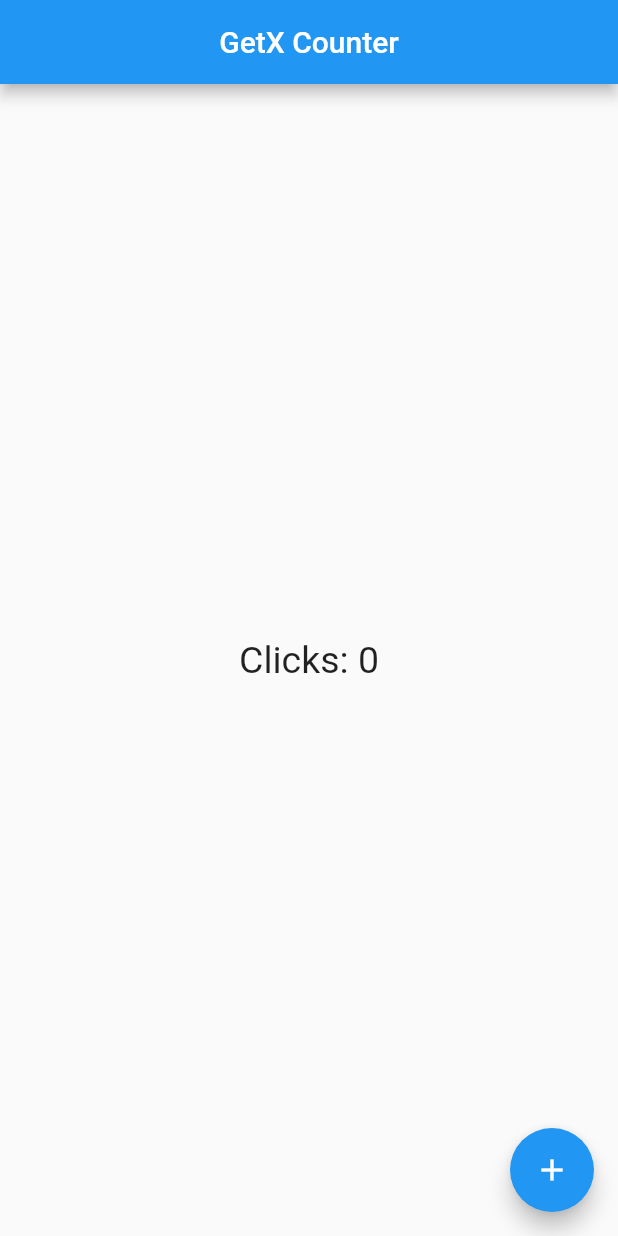
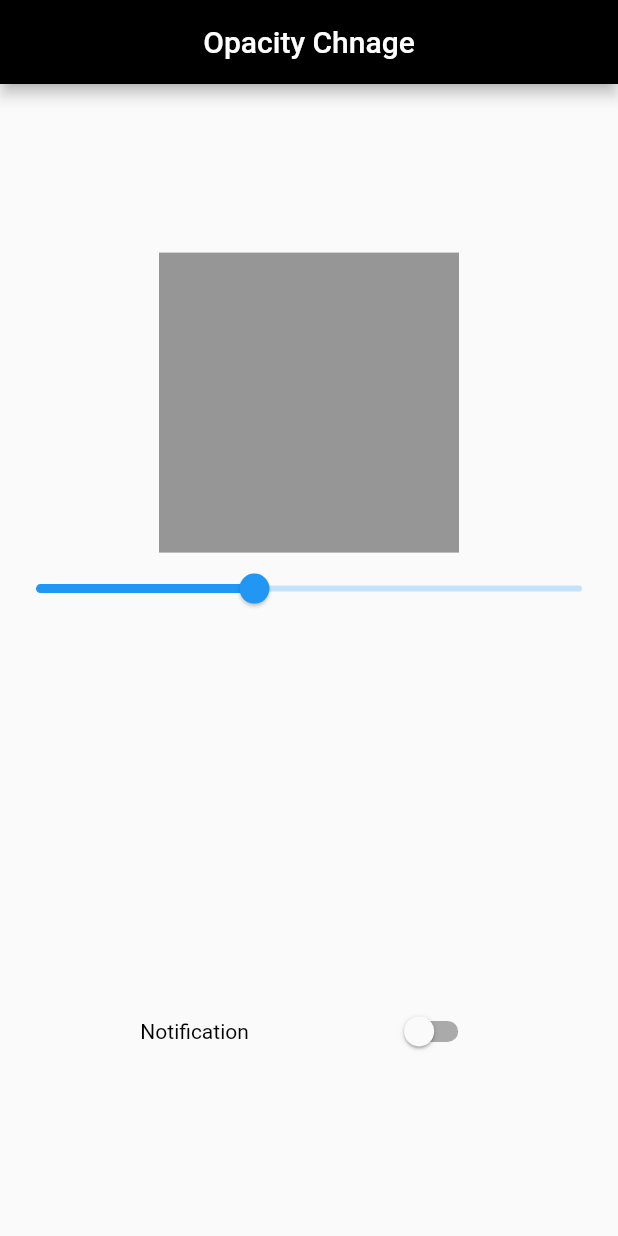
Before and after one commit to MirzaAbdurRehman/GetxStateManagement, a Flutter app: the screen it shows after launch, on a phone screen of 412 x 824 dp. Run offline on Flutter 3.47's test engine with Material 2 defaults, Android fonts, the phone set to English and light mode, and no system bars; our stand-ins replace get.

Commit message:
updated code

```diff
--- /dev/null
+++ b/lib/Get_Contollers/Coloropacity_contoller.dart
@@ -0,0 +1,10 @@
+import 'package:get/get.dart';
+
+class OpacityChange extends GetxController{
+
+  RxDouble  opacity = .4.obs;
+
+  setOpacity(double value){
+    opacity.value = value;
+  }
+}
--- /dev/null
+++ b/lib/Get_Contollers/notify_controller.dart
@@ -0,0 +1,10 @@
+import 'package:get/get.dart';
+
+class NotificationChange extends GetxController{
+
+  RxBool notify = false.obs;
+
+  setNotify(bool value){
+    notify.value = value;
+  }
+}
--- /dev/null
+++ b/lib/Screen/slider_screen.dart
@@ -0,0 +1,62 @@
+import 'package:flutter/material.dart';
+import 'package:get/get.dart';
+import 'package:get/get_core/src/get_main.dart';
+import 'package:getx_controller_practice/Get_Contollers/notify_controller.dart';
+import 'package:getx_controller_practice/Get_Contollers/Coloropacity_contoller.dart';
+
+class SlideScreen extends StatefulWidget {
+  const SlideScreen({super.key});
+
+  @override
+  State<SlideScreen> createState() => _SlideScreenState();
+}
+
+class _SlideScreenState extends State<SlideScreen> {
+
+  OpacityChange opacity_change_contoller = Get.put(OpacityChange()); // Dependency Injection
+
+  NotificationChange notify_controller = Get.put(NotificationChange());
+
+  @override
+  Widget build(BuildContext context) {
+
+    return Scaffold(
+      appBar: AppBar(
+        title: Text('Opacity Chnage',style: TextStyle(color: Colors.white),),
+        backgroundColor: Colors.black,
+        centerTitle: true,
+      ),
+      body: Column(
+        mainAxisAlignment: MainAxisAlignment.center,
+        children: [
+          Obx(() => Container(
+            height: 200,
+            width: 200,
+            color: Colors.black.withOpacity(opacity_change_contoller.opacity.value),
+          )),
+          Obx(() =>  Slider(
+              value: opacity_change_contoller.opacity.value,
+              onChanged: (value) {
+                opacity_change_contoller.setOpacity(value);
+              })),
+          SizedBox(
+            height: MediaQuery.of(context).size.height * 0.3,
+          ),
+          Row(
+            mainAxisAlignment: MainAxisAlignment.spaceEvenly,
+            children: [
+              Text('Notification',style: TextStyle(color: Colors.black),),
+              Obx(() => Switch(
+                  value: notify_controller.notify.value,
+                  onChanged: (value){
+                    notify_controller.setNotify(value);
+                  }
+              ),
+              ),
+            ],
+          )
+        ],
+      ),
+    );
+  }
+}
--- a/lib/main.dart
+++ b/lib/main.dart
@@ -1,5 +1,6 @@
 import 'package:flutter/material.dart';
 import 'package:get/get.dart';
+import 'package:getx_controller_practice/Screen/slider_screen.dart';
 import 'Screen/home.dart';
 
 void main() {
@@ -18,7 +19,7 @@
       theme: ThemeData(
         primarySwatch: Colors.blue,
       ),
-      home: home_screen(),
+      home: SlideScreen(),
     );
   }
 }
```
